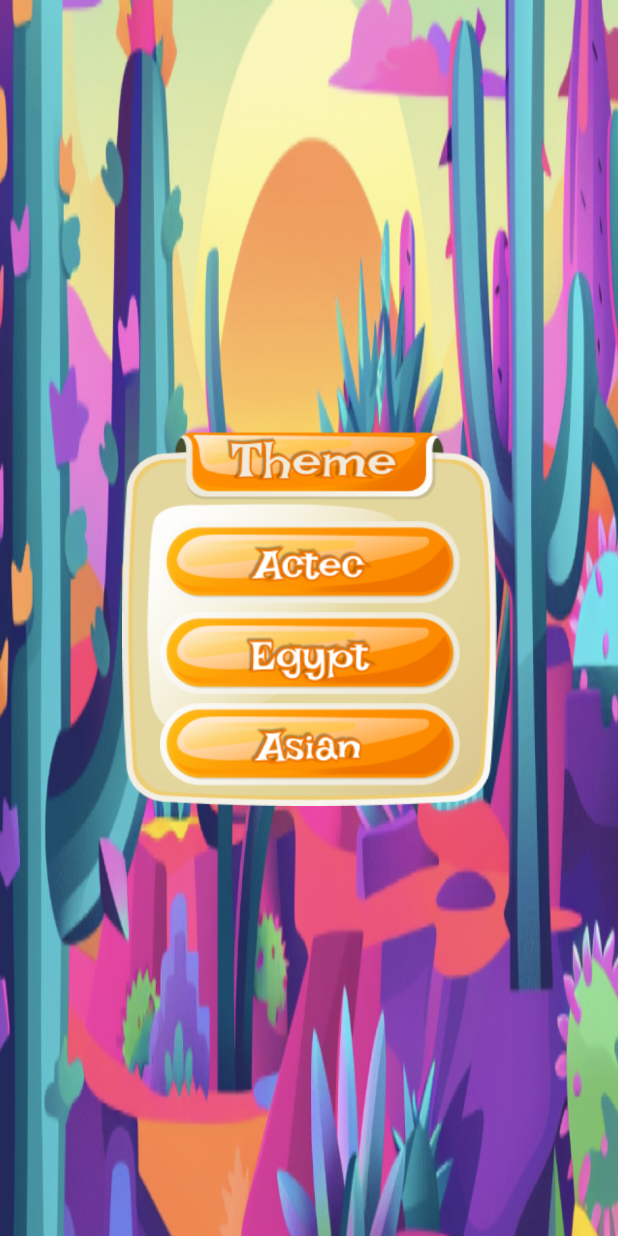
After one commit to V-34-10/Adventure-Egypt, an Android app: the layout activity_theme.xml on its own in the app's theme, with its tools: preview values and no code run, on a phone screen of 412 x 824 dp. The commit adds this screen. Run offline under Robolectric (Android 15) with nearby library versions, the phone set to English and light mode, and no system bars; Roboto replaces fonts that are not available here.

Commit message:
UI MenuActivity: add background_control_theme_bar, buttons themes

```diff
--- /dev/null
+++ b/app/src/main/res/layout/activity_theme.xml
@@ -0,0 +1,61 @@
+<?xml version="1.0" encoding="utf-8"?>
+<androidx.constraintlayout.widget.ConstraintLayout xmlns:android="http://schemas.android.com/apk/res/android"
+    xmlns:app="http://schemas.android.com/apk/res-auto"
+    xmlns:tools="http://schemas.android.com/tools"
+    android:layout_width="match_parent"
+    android:layout_height="match_parent"
+    android:background="@drawable/background_loading"
+    tools:context=".ThemeActivity">
+
+    <androidx.constraintlayout.widget.ConstraintLayout
+        android:layout_width="250dp"
+        android:layout_height="250dp"
+        android:background="@drawable/background_control_theme_bar"
+        android:orientation="horizontal"
+        app:layout_constraintBottom_toBottomOf="parent"
+        app:layout_constraintEnd_toEndOf="parent"
+        app:layout_constraintStart_toStartOf="parent"
+        app:layout_constraintTop_toTopOf="parent">
+
+        <ImageView
+            android:id="@+id/button_theme_first"
+            android:layout_width="200dp"
+            android:layout_height="55dp"
+            android:layout_marginTop="60dp"
+            android:background="@drawable/button_theme_first"
+            android:clickable="true"
+            android:contentDescription="@string/button_theme_first"
+            android:focusable="true"
+            app:layout_constraintEnd_toEndOf="parent"
+            app:layout_constraintStart_toStartOf="parent"
+            app:layout_constraintTop_toTopOf="parent" />
+
+        <ImageView
+            android:id="@+id/button_theme_second"
+            android:layout_width="200dp"
+            android:layout_height="55dp"
+            android:layout_marginTop="5dp"
+            android:background="@drawable/button_theme_second"
+            android:clickable="true"
+            android:contentDescription="@string/button_theme_second"
+            android:focusable="true"
+            app:layout_constraintEnd_toEndOf="parent"
+            app:layout_constraintStart_toStartOf="parent"
+            app:layout_constraintTop_toBottomOf="@+id/button_theme_first" />
+
+        <ImageView
+            android:id="@+id/button_theme_three"
+            android:layout_width="200dp"
+            android:layout_height="55dp"
+            android:layout_marginTop="5dp"
+            android:background="@drawable/button_theme_three"
+            android:clickable="true"
+            android:contentDescription="@string/button_theme_three"
+            android:focusable="true"
+            app:layout_constraintEnd_toEndOf="parent"
+            app:layout_constraintStart_toStartOf="parent"
+            app:layout_constraintTop_toBottomOf="@+id/button_theme_second" />
+
+    </androidx.constraintlayout.widget.ConstraintLayout>
+
+</androidx.constraintlayout.widget.ConstraintLayout>
--- a/app/src/main/res/values/strings.xml
+++ b/app/src/main/res/values/strings.xml
@@ -6,4 +6,10 @@
     <string name="button_rules">button rules</string>
     <string name="button_settings">button settings</string>
     <string name="button_exit">button exit</string>
+    <string name="button_theme_first">Actec</string>
+    <string name="button_theme_second">Egypt</string>
+    <string name="button_theme_three">Asian</string>
+    <string name="button_level_easy">Easy</string>
+    <string name="button_level_medium">Medium</string>
+    <string name="button_level_hard">Hard</string>
 </resources>
```
Also changed, not shown: app/src/main/res/drawable/background_control_theme_bar.png (added), app/src/main/res/drawable/button_theme_first.png (added), app/src/main/res/drawable/button_theme_second.png (added), app/src/main/res/drawable/button_theme_three.png (added).
